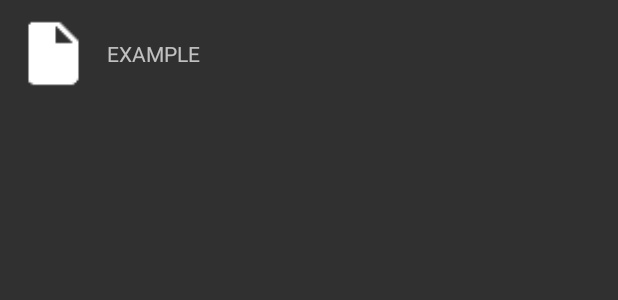
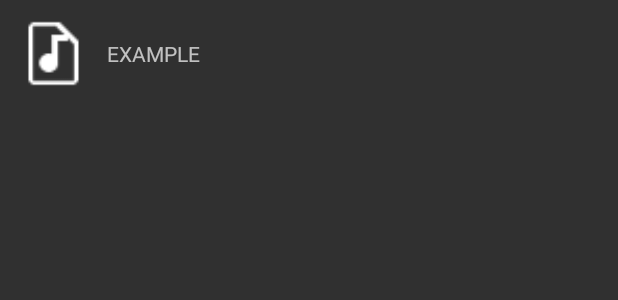
Before and after one commit to JannesP/FMPFolderMusicPlayer, an Android app: the layout listitem_audio_file.xml on its own in the app's theme, with its tools: preview values and no code run, on a phone screen of 412 x 824 dp. Shown: the top 300 px of the screen. Run offline under Robolectric (Android 15) with nearby library versions, the light colour scheme and no system bars.

Commit message:
Added music file icon.

```diff
--- a/app/src/main/res/layout/listitem_audio_file.xml
+++ b/app/src/main/res/layout/listitem_audio_file.xml
@@ -10,7 +10,7 @@
         android:layout_height="50dp"
         android:layout_margin="5dp"
         android:id="@+id/imageViewFileIcon"
-        android:src="@drawable/icon_file"
+        android:src="@drawable/ic_music_file"
         android:contentDescription="File Icon"/>
 
     <LinearLayout
```
Also changed, not shown: app/src/main/res/drawable-hdpi/ic_music_file.png (added), app/src/main/res/drawable-mdpi/ic_music_file.png (added), app/src/main/res/drawable-xhdpi/ic_music_file.png (added), app/src/main/res/drawable-xxhdpi/ic_music_file.png (added), app/src/main/res/drawable-xxxhdpi/ic_music_file.png (added).
